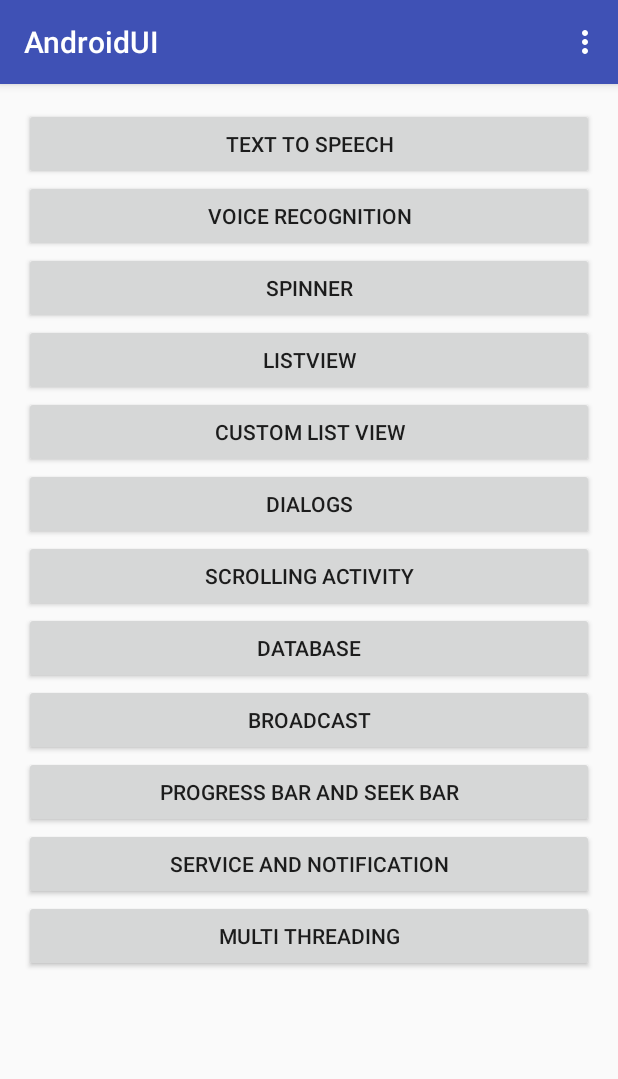
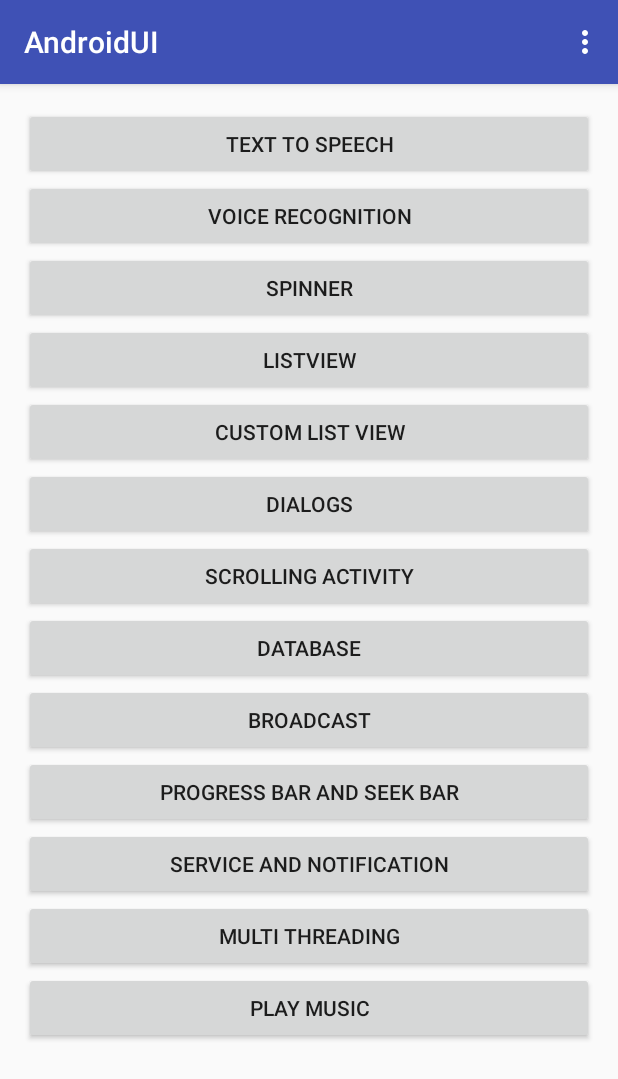
Before and after one commit to ginpei/AndroidUI, an Android app: the screen it shows after launch (MainActivity), on a phone screen of 412 x 824 dp. Shown: the top 1079 px of the screen. Run offline under Robolectric (Android 15) with nearby library versions, the phone set to English and light mode, and no system bars.

Commit message:
play music activity

```diff
--- a/app/src/main/AndroidManifest.xml
+++ b/app/src/main/AndroidManifest.xml
@@ -75,6 +75,9 @@
         <activity
             android:name=".MultiThreadingActivity"
             android:label="Multi Threading" />
+        <activity
+            android:name=".PlayMusicActivity"
+            android:label="Play Music" />
     </application>
 
 </manifest>
--- a/app/src/main/java/info/ginpei/androidui/MainActivity.java
+++ b/app/src/main/java/info/ginpei/androidui/MainActivity.java
@@ -84,6 +84,10 @@ public class MainActivity extends AppCompatActivity {
             case R.id.button_multiThreading:
                 startActivity(new Intent(this, MultiThreadingActivity.class));
                 break;
+
+            case R.id.button_playMusic:
+                startActivity(new Intent(this, PlayMusicActivity.class));
+                break;
         }
     }
 }
--- a/app/src/main/res/layout/activity_main.xml
+++ b/app/src/main/res/layout/activity_main.xml
@@ -98,5 +98,12 @@
             android:layout_height="wrap_content"
             android:onClick="onClick"
             android:text="Multi Threading" />
+
+        <Button
+            android:id="@+id/button_playMusic"
+            android:layout_width="match_parent"
+            android:layout_height="wrap_content"
+            android:onClick="onClick"
+            android:text="Play Music" />
     </LinearLayout>
 </ScrollView>
```
Also changed, not shown: app/src/main/java/info/ginpei/androidui/PlayMusicActivity.java (added, +13 -0 lines), app/src/main/res/layout/activity_play_music.xml (added, +14 -0 lines).
